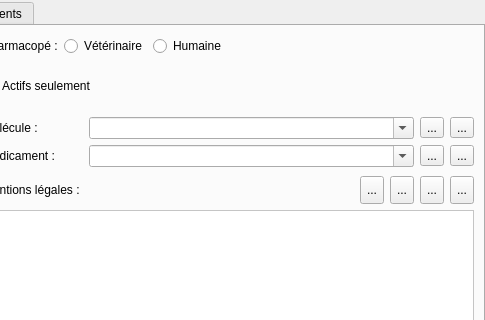
This is VetGUI/Form_medical.ui in FrancoisBagaini/OpenVet0.2 as Qt 5 draws it before an edit; both pictures show x 539 to 1024 and y 0 to 320 of the 1024 by 524 pixel window. The edited form follows.
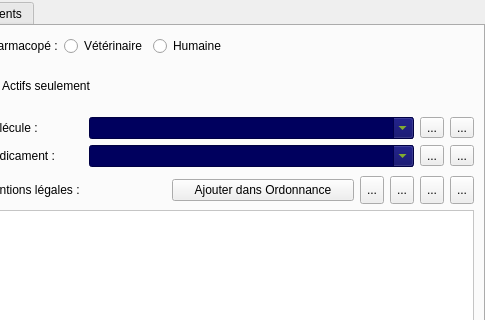
This is the edited form. Icons and pictures are not drawn. Custom widgets are drawn as their Qt base class.

The edit to the form file:
```diff
--- a/VetGUI/Form_medical.ui
+++ b/VetGUI/Form_medical.ui
@@ -1883,7 +1883,7 @@
         </widget>
        </item>
        <item>
-        <widget class="MyCompleter" name="comboBox_Molecule">
+        <widget class="MyComboBox" name="comboBox_Molecule">
          <property name="maximumSize">
           <size>
            <width>16777215</width>
@@ -1893,6 +1893,33 @@
          <property name="palette">
           <palette>
            <active>
+            <colorrole role="WindowText">
+             <brush brushstyle="SolidPattern">
+              <color alpha="255">
+               <red>188</red>
+               <green>255</green>
+               <blue>2</blue>
+              </color>
+             </brush>
+            </colorrole>
+            <colorrole role="Button">
+             <brush brushstyle="SolidPattern">
+              <color alpha="255">
+               <red>0</red>
+               <green>0</green>
+               <blue>94</blue>
+              </color>
+             </brush>
+            </colorrole>
+            <colorrole role="Text">
+             <brush brushstyle="SolidPattern">
+              <color alpha="255">
+               <red>188</red>
+               <green>255</green>
+               <blue>2</blue>
+              </color>
+             </brush>
+            </colorrole>
             <colorrole role="BrightText">
              <brush brushstyle="SolidPattern">
               <color alpha="255">
@@ -1902,8 +1929,62 @@
               </color>
              </brush>
             </colorrole>
+            <colorrole role="ButtonText">
+             <brush brushstyle="SolidPattern">
+              <color alpha="255">
+               <red>188</red>
+               <green>255</green>
+               <blue>2</blue>
+              </color>
+             </brush>
+            </colorrole>
+            <colorrole role="Base">
+             <brush brushstyle="SolidPattern">
+              <color alpha="255">
+               <red>0</red>
+               <green>0</green>
+               <blue>94</blue>
+              </color>
+             </brush>
+            </colorrole>
+            <colorrole role="Window">
+             <brush brushstyle="SolidPattern">
+              <color alpha="255">
+               <red>0</red>
+               <green>0</green>
+               <blue>94</blue>
+              </color>
+             </brush>
+            </colorrole>
            </active>
            <inactive>
+            <colorrole role="WindowText">
+             <brush brushstyle="SolidPattern">
+              <color alpha="255">
+               <red>188</red>
+               <green>255</green>
+               <blue>2</blue>
+              </color>
+             </brush>
+            </colorrole>
+            <colorrole role="Button">
+             <brush brushstyle="SolidPattern">
+              <color alpha="255">
+               <red>0</red>
+               <green>0</green>
+               <blue>94</blue>
+              </color>
+             </brush>
+            </colorrole>
+            <colorrole role="Text">
+             <brush brushstyle="SolidPattern">
+              <color alpha="255">
+               <red>188</red>
+               <green>255</green>
+               <blue>2</blue>
+              </color>
+             </brush>
+            </colorrole>
             <colorrole role="BrightText">
              <brush brushstyle="SolidPattern">
               <color alpha="255">
@@ -1913,8 +1994,62 @@
               </color>
              </brush>
             </colorrole>
+            <colorrole role="ButtonText">
+             <brush brushstyle="SolidPattern">
+              <color alpha="255">
+               <red>188</red>
+               <green>255</green>
+               <blue>2</blue>
+              </color>
+             </brush>
+            </colorrole>
+            <colorrole role="Base">
+             <brush brushstyle="SolidPattern">
+              <color alpha="255">
+               <red>0</red>
+               <green>0</green>
+               <blue>94</blue>
+              </color>
+             </brush>
+            </colorrole>
+            <colorrole role="Window">
+             <brush brushstyle="SolidPattern">
+              <color alpha="255">
+               <red>0</red>
+               <green>0</green>
+               <blue>94</blue>
+              </color>
+             </brush>
+            </colorrole>
            </inactive>
            <disabled>
+            <colorrole role="WindowText">
+             <brush brushstyle="SolidPattern">
+              <color alpha="255">
+               <red>188</red>
+               <green>255</green>
+               <blue>2</blue>
+              </color>
+             </brush>
+            </colorrole>
+            <colorrole role="Button">
+             <brush brushstyle="SolidPattern">
+              <color alpha="255">
+               <red>0</red>
+               <green>0</green>
+               <blue>94</blue>
+              </color>
+             </brush>
+            </colorrole>
+            <colorrole role="Text">
+             <brush brushstyle="SolidPattern">
+              <color alpha="255">
+               <red>188</red>
+               <green>255</green>
+               <blue>2</blue>
+              </color>
+             </brush>
+            </colorrole>
             <colorrole role="BrightText">
              <brush brushstyle="SolidPattern">
               <color alpha="255">
@@ -1924,9 +2059,40 @@
               </color>
              </brush>
             </colorrole>
+            <colorrole role="ButtonText">
+             <brush brushstyle="SolidPattern">
+              <color alpha="255">
+               <red>188</red>
+               <green>255</green>
+               <blue>2</blue>
+              </color>
+             </brush>
+            </colorrole>
+            <colorrole role="Base">
+             <brush brushstyle="SolidPattern">
+              <color alpha="255">
+               <red>0</red>
+               <green>0</green>
+               <blue>94</blue>
+              </color>
+             </brush>
+            </colorrole>
+            <colorrole role="Window">
+             <brush brushstyle="SolidPattern">
+              <color alpha="255">
+               <red>0</red>
+               <green>0</green>
+               <blue>94</blue>
+              </color>
+             </brush>
+            </colorrole>
            </disabled>
           </palette>
          </property>
+         <property name="styleSheet">
+          <string notr="true">background-color: rgb(0, 0, 94);
+color: rgb(188, 255, 2);</string>
+         </property>
          <property name="editable">
           <bool>true</bool>
          </property>
@@ -1953,7 +2119,7 @@
         </widget>
        </item>
        <item>
-        <widget class="QToolButton" name="toolButton_2">
+        <widget class="QToolButton" name="toolButton_EditMolecule">
          <property name="toolTip">
           <string>Editer la molécule</string>
          </property>
@@ -1990,13 +2156,17 @@
         </widget>
        </item>
        <item>
-        <widget class="MyCompleter" name="comboBox_Medicament">
+        <widget class="MyComboBox" name="comboBox_Medicament">
          <property name="maximumSize">
           <size>
            <width>16777215</width>
            <height>27</height>
           </size>
          </property>
+         <property name="styleSheet">
+          <string notr="true">background-color: rgb(0, 0, 94);
+color: rgb(188, 255, 2);</string>
+         </property>
          <property name="editable">
           <bool>true</bool>
          </property>
@@ -2023,7 +2193,7 @@
         </widget>
        </item>
        <item>
-        <widget class="QToolButton" name="toolButton_3">
+        <widget class="QToolButton" name="toolButton_EditMedicament">
          <property name="toolTip">
           <string>Editer le médicament</string>
          </property>
@@ -2068,6 +2238,13 @@
          </property>
         </widget>
        </item>
+       <item>
+        <widget class="QPushButton" name="pushButton_toOrdonnance">
+         <property name="text">
+          <string>Ajouter dans Ordonnance</string>
+         </property>
+        </widget>
+       </item>
        <item>
         <widget class="QToolButton" name="toolButton_EditRCP">
          <property name="minimumSize">
@@ -2416,11 +2593,6 @@
    <extends>QTableView</extends>
    <header>Mywidgets</header>
   </customwidget>
-  <customwidget>
-   <class>MyCompleter</class>
-   <extends>QComboBox</extends>
-   <header>Mywidgets</header>
-  </customwidget>
  </customwidgets>
  <resources>
   <include location="resources.qrc"/>
```
